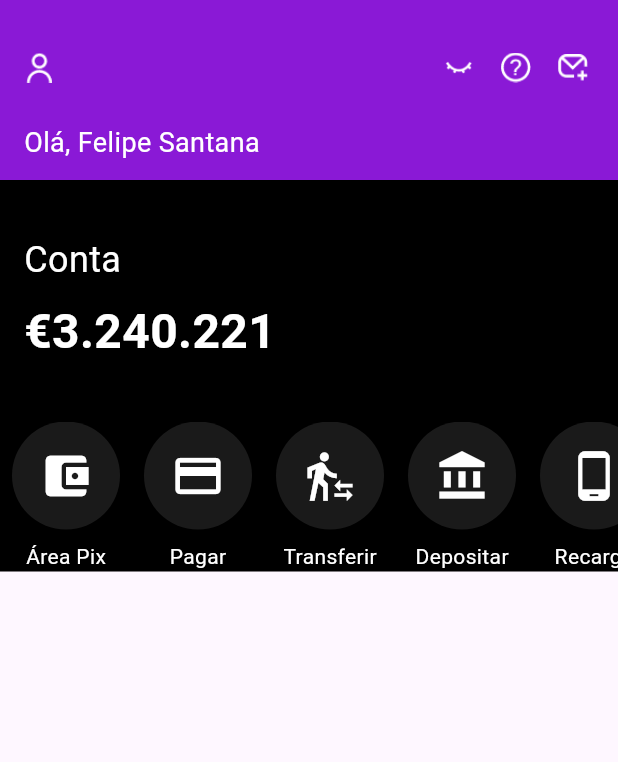
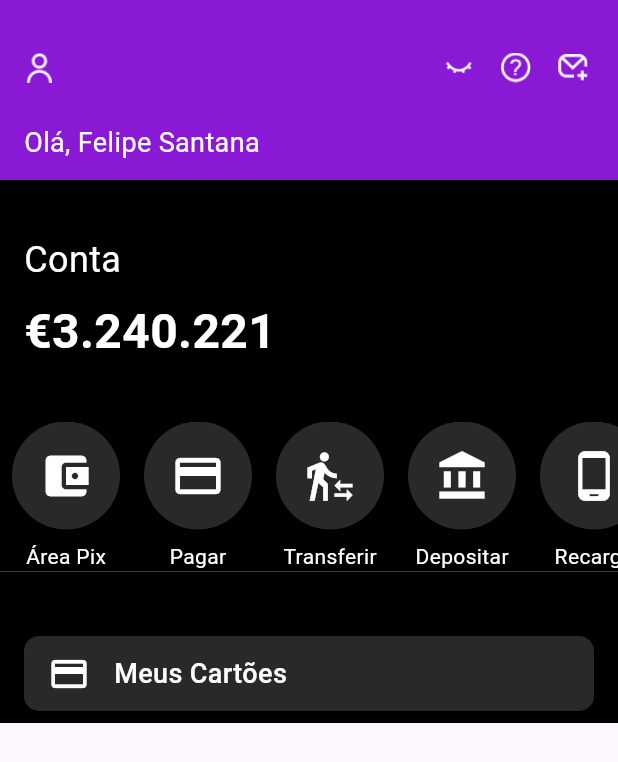
Before and after one commit to msbzz/nubank_layout, a Flutter app: the screen it shows after launch, on a phone screen of 412 x 824 dp. Shown: the top 762 px of the screen. Run offline on Flutter 3.47's test engine with Material 3 defaults, Android fonts, the light colour scheme and no system bars; statements that could not run were skipped.

Commit message:
seção meus cartões

```diff
--- a/lib/home/home_page.dart
+++ b/lib/home/home_page.dart
@@ -2,6 +2,7 @@ import 'package:flutter/material.dart';
 import 'package:nubank_layout/themes/colors.dart';
 import 'package:nubank_layout/utils/build_action_button.dart';
 import 'package:nubank_layout/utils/custom_app_bar.dart';
+import 'package:nubank_layout/utils/info_box_card.dart';
 
 class HomePage extends StatelessWidget {
   const HomePage({super.key});
@@ -44,18 +45,34 @@ class HomePage extends StatelessWidget {
             child: SingleChildScrollView(
               scrollDirection: Axis.horizontal,
               child: Row(children: [
-                  BuildActionButton(icon:Icons.account_balance_wallet,label: 'Área Pix'),
-                  BuildActionButton(icon:Icons.credit_card,label: 'Pagar'),
-                  BuildActionButton(icon:Icons.transfer_within_a_station,label: 'Transferir'),
-                  BuildActionButton(icon:Icons.account_balance,label: 'Depositar'),
-                  BuildActionButton(icon:Icons.phone_android,label: 'Recarga'),
-                  BuildActionButton(icon:Icons.account_balance_wallet,label: 'Área Pix'),
-                  BuildActionButton(icon:Icons.credit_card, label:'Pagar'),
-                  BuildActionButton(icon:Icons.transfer_within_a_station,label: 'Transferir'),
-                  BuildActionButton(icon:Icons.account_balance,label: 'Depositar'),
-                  BuildActionButton(icon:Icons.phone_android,label: 'Recarga'),
+                BuildActionButton(
+                    icon: Icons.account_balance_wallet, label: 'Área Pix'),
+                BuildActionButton(icon: Icons.credit_card, label: 'Pagar'),
+                BuildActionButton(
+                    icon: Icons.transfer_within_a_station, label: 'Transferir'),
+                BuildActionButton(
+                    icon: Icons.account_balance, label: 'Depositar'),
+                BuildActionButton(icon: Icons.phone_android, label: 'Recarga'),
+                BuildActionButton(
+                    icon: Icons.account_balance_wallet, label: 'Área Pix'),
+                BuildActionButton(icon: Icons.credit_card, label: 'Pagar'),
+                BuildActionButton(
+                    icon: Icons.transfer_within_a_station, label: 'Transferir'),
+                BuildActionButton(
+                    icon: Icons.account_balance, label: 'Depositar'),
+                BuildActionButton(icon: Icons.phone_android, label: 'Recarga'),
               ]),
-              ))
+            ),
+          ),
+          Container(
+            color:Color(PRETO),
+            width: double.infinity,
+            child: Padding(
+              padding: const EdgeInsets.only(top:35),
+              child: InfoBoxCard(),
+            ),
+          ),
+
         ],
       ),
     );
--- a/lib/themes/colors.dart
+++ b/lib/themes/colors.dart
@@ -1,2 +1,6 @@
  const ROXO_NUBANK =0xFF8A19D6;
  const PRETO = 0xFF000000;
+ const CINZA=0xFF6EBFF;
+ const LightBlue= 0xFF00008B;
+ const PRETO_CLARO1= 0xFF292929;
+  const PRETO_CLARO2= 0xFF1C1C1C;
--- a/lib/utils/build_action_button.dart
+++ b/lib/utils/build_action_button.dart
@@ -1,4 +1,5 @@
 import 'package:flutter/material.dart';
+import 'package:nubank_layout/themes/colors.dart';
 
 class BuildActionButton extends StatelessWidget {
    BuildActionButton({Key?key,required this.icon,required this.label}): super(key:key);
@@ -12,7 +13,7 @@ class BuildActionButton extends StatelessWidget {
       children: [
         CircleAvatar(
           radius: 36,
-          backgroundColor: Colors.white.withOpacity(0.1),
+          backgroundColor: const Color(PRETO_CLARO1), //Colors.white.withOpacity(0.1),
           child: Icon(icon, color: Colors.white, size: 36),
         ),
         const SizedBox(height: 8),
--- /dev/null
+++ b/lib/utils/info_box_card.dart
@@ -0,0 +1,45 @@
+import 'package:flutter/material.dart';
+import 'package:nubank_layout/themes/colors.dart';
+
+class InfoBoxCard extends StatelessWidget {
+  const InfoBoxCard({super.key});
+
+  @override
+  Widget build(BuildContext context) {
+    return Padding(
+      padding: const EdgeInsets.symmetric(horizontal: 16.0, vertical: 8.0),
+      child: InkWell(
+        onTap: () {
+          // Ação ao tocar na caixa
+          print('Navegar para a seção de Meus Cartões');
+        },
+        child: Container(
+          width: double.infinity, // Expande para ocupar toda a largura disponível
+          height: 50,
+          decoration:  BoxDecoration(
+              color: const Color(PRETO_CLARO1), // Fundo semitransparente Colors.white.withOpacity(0.1)
+              borderRadius: BorderRadius.circular(10.0), // Bordas arredondadas
+            ),
+          child: const Row(
+              children: [
+                Padding(
+                  padding:  EdgeInsets.only(left:16),
+                  child: Icon(Icons.credit_card, color: Colors.white, size: 28),
+                ), // Ícone de cartão
+                SizedBox(width: 16), // Espaço entre ícone e texto
+                Text(
+                  'Meus Cartões',
+                  style: TextStyle(
+                    color: Colors.white,
+                    fontSize: 18,
+                    fontWeight: FontWeight.w500,
+                  ),
+                ),
+              ],
+            ),
+
+        ),
+      ),
+    );
+  }
+}
```
Lines whose indentation alone changed are shown as unchanged.
